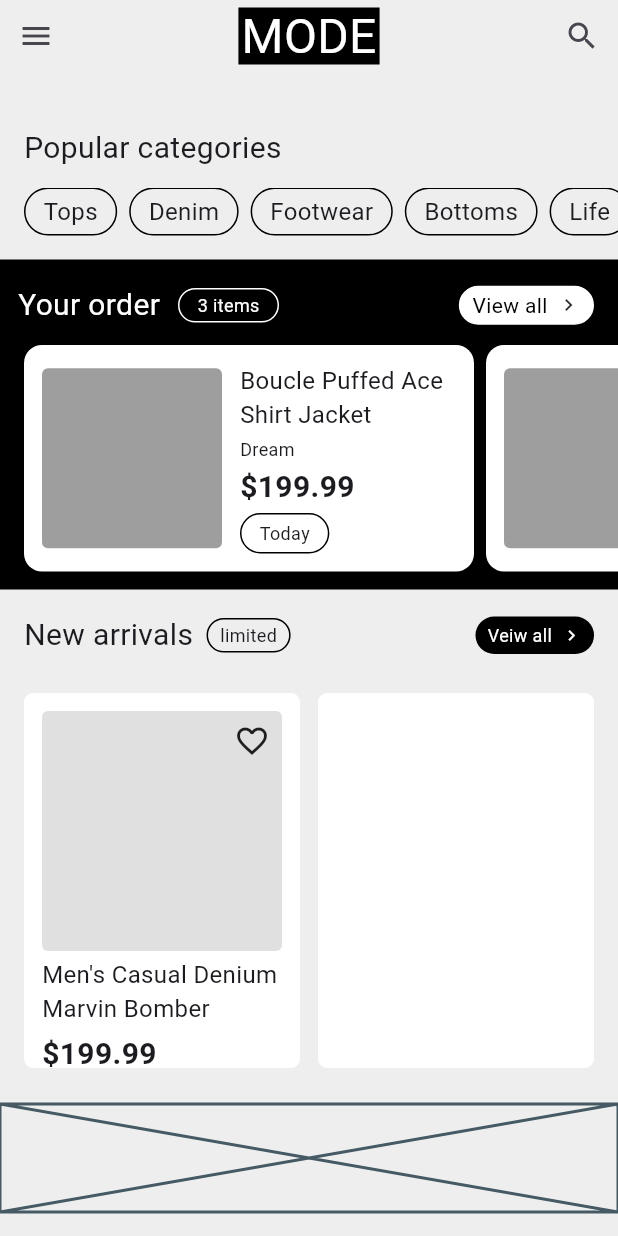
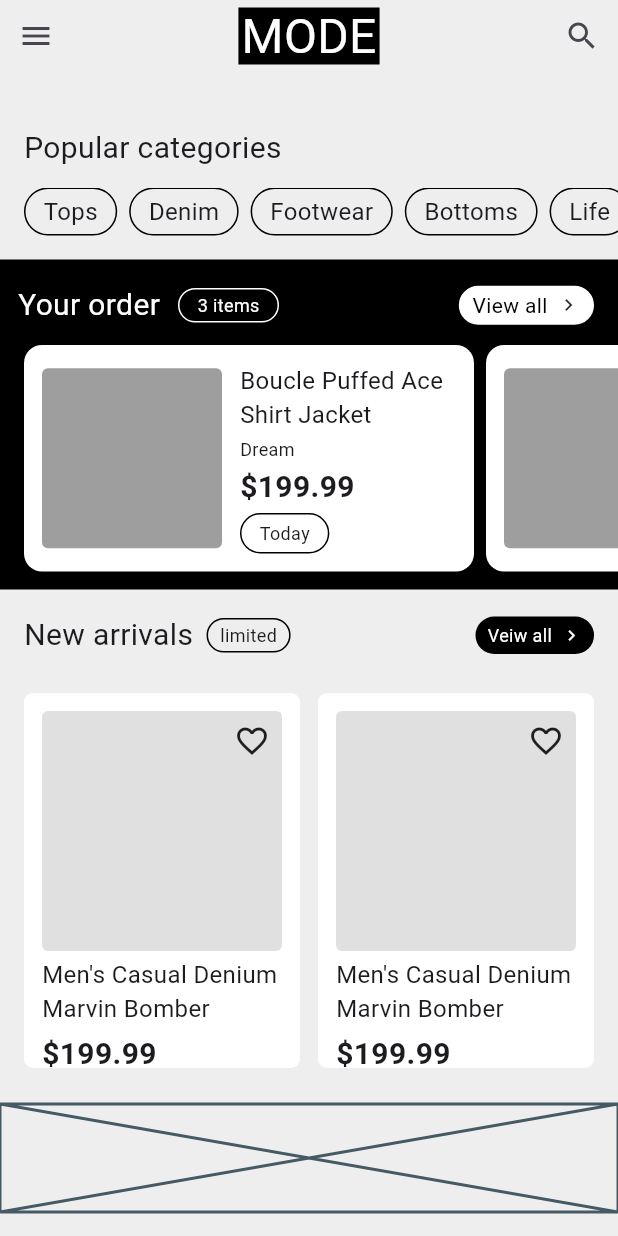
Before and after one commit to JAICHANGPARK/flutter_notebook_chapter_49, a Flutter app: the ECommerceHomePage screen opened directly, on a phone screen of 412 x 824 dp. Run offline on Flutter 3.47's test engine with Material 3 defaults, Android fonts, the phone set to English and light mode, and no system bars; our stand-ins replace gap, google_fonts; Roboto replaces fonts that are missing (Akshar).

Commit message:
Update e_commerce_home_page.dart

```diff
--- a/lib/ep2451_e_commerce_app/ui/e_commerce_home_page.dart
+++ b/lib/ep2451_e_commerce_app/ui/e_commerce_home_page.dart
@@ -320,6 +320,42 @@ class _ECommerceHomePageState extends State<ECommerceHomePage> {
                           color: Colors.white,
                           borderRadius: BorderRadius.circular(6),
                         ),
+                        padding: EdgeInsets.all(12),
+                        child: Column(
+                          crossAxisAlignment: .start,
+                          spacing: 4,
+                          mainAxisAlignment: .spaceBetween,
+                          children: [
+                            Container(
+                              height: 160,
+                              width: .infinity,
+                              decoration: BoxDecoration(
+                                color: Colors.grey[300]!,
+                                borderRadius: BorderRadius.circular(4),
+                              ),
+                              child: Stack(
+                                children: [
+                                  Positioned(
+                                    top: 8,
+                                    right: 8,
+                                    child: Icon(Icons.favorite_border),
+                                  ),
+                                ],
+                              ),
+                            ),
+                            Text(
+                              "Men's Casual Denium Marvin Bomber",
+                              style: GoogleFonts.akshar(fontSize: 16),
+                            ),
+                            Text(
+                              "\$199.99",
+                              style: GoogleFonts.akshar(
+                                fontSize: 20,
+                                fontWeight: .bold,
+                              ),
+                            ),
+                          ],
+                        ),
                       ),
                     ),
                   ],
```
